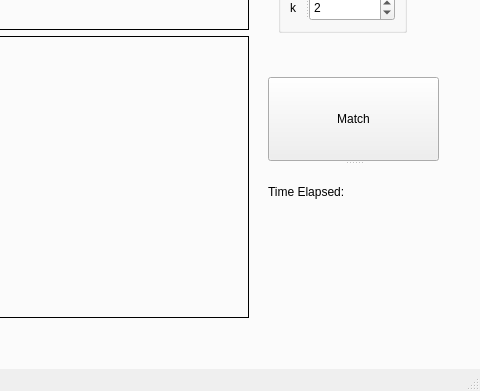
The window that MainWindow.ui (Bravewarrior0/Computer-Vision) describes before a commit, drawn with Qt 5; both pictures show x 544 to 1024 and y 309 to 700 of the 1024 by 700 pixel window.
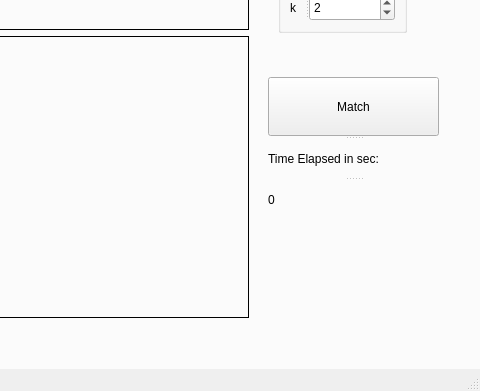
The same window after the commit. Custom widgets are drawn as their Qt base class.

Diff of the .ui file:
```diff
--- a/MainWindow.ui
+++ b/MainWindow.ui
@@ -2136,11 +2136,16 @@
       </widget>
       <widget class="QLabel" name="label_47">
        <property name="text">
-        <string>Time Elapsed:</string>
+        <string>Time Elapsed in sec:</string>
+       </property>
+      </widget>
+      <widget class="QLabel" name="label_sift_time">
+       <property name="text">
+        <string>0</string>
        </property>
       </widget>
      </widget>
-     <widget class="QWidget" name="">
+     <widget class="QWidget" name="layoutWidget">
       <property name="geometry">
        <rect>
         <x>170</x>
```
